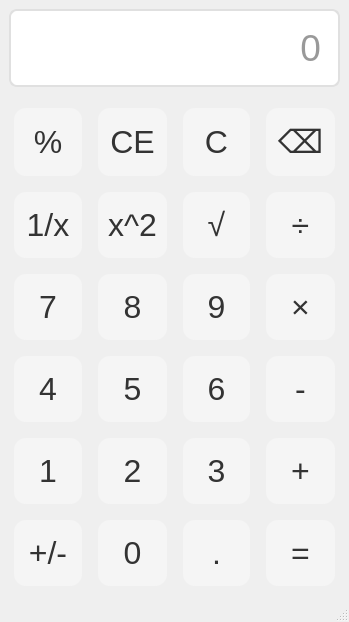
First picture: the form in Lab1/mainwindow.ui, repository WDK688/QtCourse, before the edit.
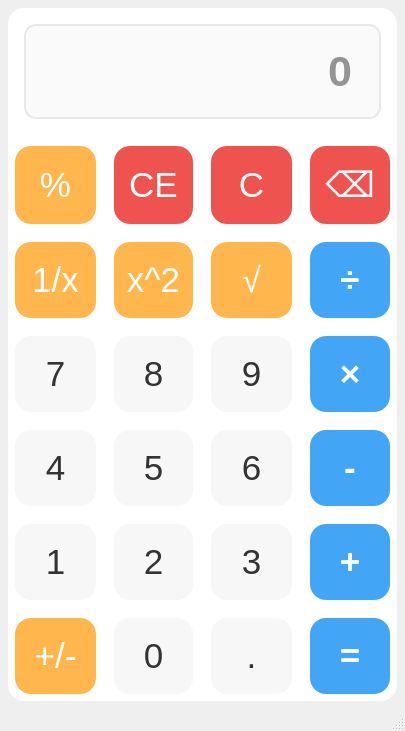
Second picture: the form after the edit.

Commit message: 美化界面

The edit to the form file:
```diff
--- a/Lab1/mainwindow.ui
+++ b/Lab1/mainwindow.ui
@@ -6,8 +6,8 @@
    <rect>
     <x>0</x>
     <y>0</y>
-    <width>349</width>
-    <height>201</height>
+    <width>405</width>
+    <height>582</height>
    </rect>
   </property>
   <property name="windowTitle">
@@ -15,28 +15,31 @@
   </property>
   <widget class="QWidget" name="centralwidget">
    <property name="styleSheet">
-    <string notr="true">QLineEdit{
-    background-color: white;
-    font-size: 28pt;
-    color: #333333;
-    padding: 15px;
-    border: 2px solid #E0E0E0;
-    border-radius: 8px;
-    margin-bottom: 10px;
-}
-
-QPushButton{
-    background-color: #F5F5F5;
-    font-size: 24pt;
-    color: #333333;
-    border: none;
+    <string notr="true">/* 显示区域优化 - 突出显示结果 */
+QLineEdit#display {
+    background-color: #fafafa;
+    font-size: 32pt;
+    font-weight: 500;
+    color: #2d2d2d;
+    padding: 20px 25px;
+    border: 2px solid #e8e8e8;
     border-radius: 12px;
-    padding: 15px 0;
-    margin: 5px;
+    margin: 15px;
+    text-align: right; /* 符合计算器显示习惯 */
+    box-shadow: inset 0 2px 4px rgba(0, 0, 0, 0.03);
 }
 
-QPushButton:hover{
-    background-color: #E0E0E0;
+/* 基础按钮样式 - 数字键和功能键 */
+QPushButton {
+    background-color: #f7f7f7;
+    font-size: 26pt;
+    color: #333333;
+    border: none;
+    border-radius: 16px;
+    padding: 18px 0;
+    margin: 6px;
+    box-shadow: 0 3px 6px rgba(0, 0, 0, 0.04);
+    transition: all 0.15s ease; /* 平滑过渡效果 */
 }
 
 QPushButton:pressed{
@@ -44,28 +47,95 @@
     transform: scale(0.98);
 }
 
-QPushButton#OperatorButton{
-    background-color: #FFB74D;
+QPushButton:pressed {
+    background-color: #e0e0e0;
+    transform: scale(0.97);
+    box-shadow: 0 1px 3px rgba(0, 0, 0, 0.05);
+}
+
+/* 运算符按钮（+、-、×、÷、=） */
+QPushButton#btnPlus,
+QPushButton#btnMinus,
+QPushButton#btnMultiple,
+QPushButton#btnDivide,
+QPushButton#btnEqual {
+    background-color: #42a5f5; /* 蓝色系更符合运算逻辑 */
     color: white;
+    font-weight: 500;
 }
-QPushButton#OperatorButton:hover{
-    background-color: #FFA726;
+
+QPushButton#btnPlus:hover,
+QPushButton#btnMinus:hover,
+QPushButton#btnMultiple:hover,
+QPushButton#btnDivide:hover,
+QPushButton#btnEqual:hover {
+    background-color: #2196f3;
 }
-QPushButton#OperatorButton:pressed{
-    background-color: #FF9800;
-    transform: scale(0.98);
+
+QPushButton#btnPlus:pressed,
+QPushButton#btnMinus:pressed,
+QPushButton#btnMultiple:pressed,
+QPushButton#btnDivide:pressed,
+QPushButton#btnEqual:pressed {
+    background-color: #1976d2;
 }
 
-QPushButton#ClearButton{
-    background-color: #EF5350;
+/* 清除类按钮（C、CE、Del） */
+QPushButton#btnClear,
+QPushButton#btnClearAll,
+QPushButton#btnDel {
+    background-color: #ef5350;
     color: white;
 }
-QPushButton#ClearButton:hover{
-    background-color: #E53935;
+
+QPushButton#btnClear:hover,
+QPushButton#btnClearAll:hover,
+QPushButton#btnDel:hover {
+    background-color: #e53935;
 }
-QPushButton#ClearButton:pressed{
-    background-color: #D32F2F;
-    transform: scale(0.98);
+
+QPushButton#btnClear:pressed,
+QPushButton#btnClearAll:pressed,
+QPushButton#btnDel:pressed {
+    background-color: #d32f2f;
+}
+
+/* 特殊功能键（%、1/x、x²、√、±） */
+QPushButton#btnPercentage,
+QPushButton#btnInverse,
+QPushButton#btnSquare,
+QPushButton#btnSqrt,
+QPushButton#btnSign {
+    background-color: #ffb74d;
+    color: white;
+}
+
+QPushButton#btnPercentage:hover,
+QPushButton#btnInverse:hover,
+QPushButton#btnSquare:hover,
+QPushButton#btnSqrt:hover,
+QPushButton#btnSign:hover {
+    background-color: #ffa726;
+}
+
+QPushButton#btnPercentage:pressed,
+QPushButton#btnInverse:pressed,
+QPushButton#btnSquare:pressed,
+QPushButton#btnSqrt:pressed,
+QPushButton#btnSign:pressed {
+    background-color: #ff9800;
+}
+
+/* 主窗口背景 */
+QMainWindow {
+    background-color: #f5f5f5;
+}
+
+QWidget#centralwidget {
+    border-radius: 16px;
+    margin: 8px;
+    background-color: white;
+    box-shadow: 0 5px 15px rgba(0, 0, 0, 0.05);
 }</string>
    </property>
    <layout class="QHBoxLayout" name="horizontalLayout">
```
Left out of the diff: 8 changed lines with no effect on the pictures. The commit also changes 1 other file.
